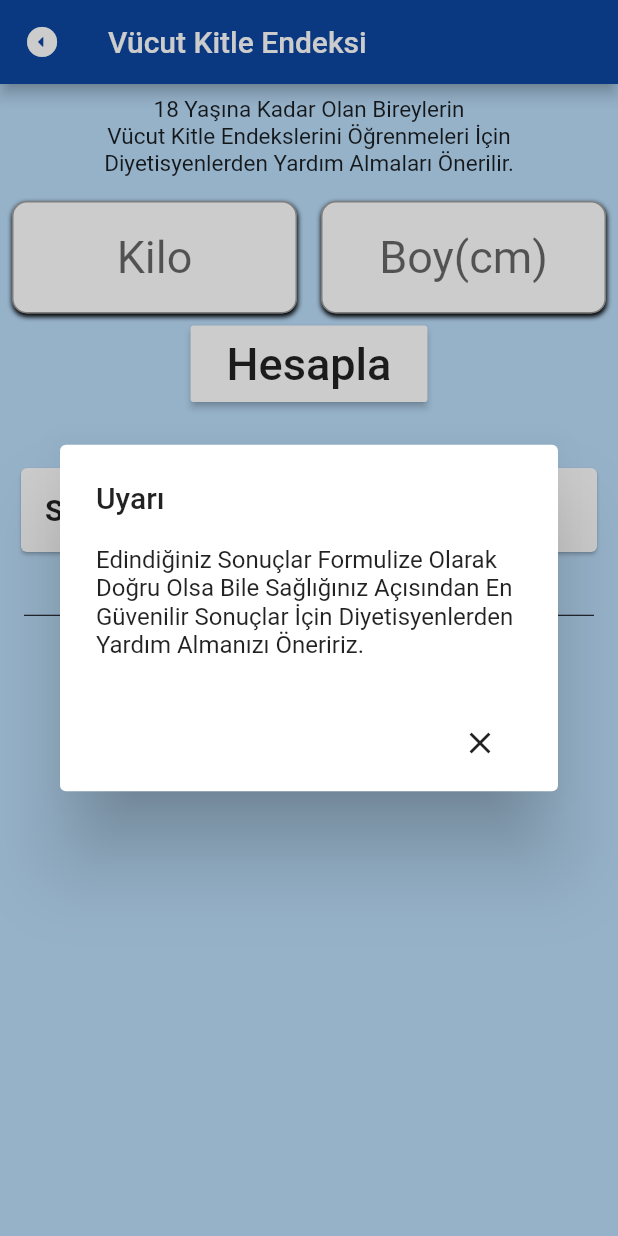
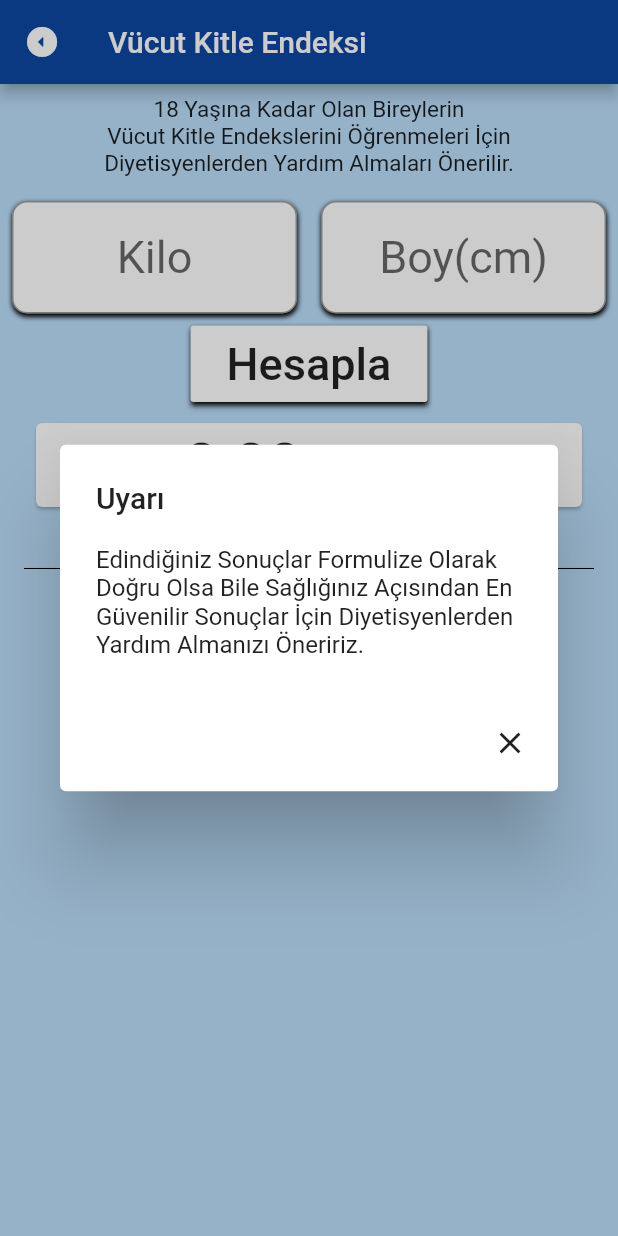
Before and after one commit to batuhansavas-yilmaz/topluhesaplayici, a Flutter app: the KitleEndeksi screen opened directly, after a tap on "Hesapla", on a phone screen of 412 x 824 dp. Run offline on Flutter 3.47's test engine with Material 2 defaults, Android fonts, the phone set to English and light mode, and no system bars; our stand-ins replace device_preview.

Commit message:
"toplu hesaplayici  "

```diff
--- a/lib/endeksYorum.dart
+++ b/lib/endeksYorum.dart
@@ -8,7 +8,7 @@ class Yorum{
       KitleEndeksiState.sonucMetin =
       "Zayıfsınız. Biraz kilo almanızda fayda var, ama tabiki de sağlıklı bir şekilde.";
     } else if (KitleEndeksiState.sonuc < 24.99) {
-      KitleEndeksiState.sonucMetin = "Kilonuz normal. Yediklerinize dikkat etmeyi ihmal etmeyin lütfen. ";
+      KitleEndeksiState.sonucMetin = "Kilonuz normal. Fakat yine de yediklerinize dikkat etmeyi ihmal etmeyin lütfen. ";
     } else if (KitleEndeksiState.sonuc < 29.99) {
       KitleEndeksiState.sonucMetin = "Fazla kilolarınızdan kurtulmanız gerekli.";
     } else if (KitleEndeksiState.sonuc < 34.99) {
@@ -16,7 +16,7 @@ class Yorum{
       "Birinci derecede obezsiniz. Yediğinize dikkat edip bir diyetisyene başvurmanız gerekli.";
     } else if (KitleEndeksiState.sonuc < 44.99) {
       KitleEndeksiState.sonucMetin =
-      "İkinci derecede obezsiniz. Kalp ve damar hastalıkları riskiniz var. Bir diyetisyene başvurmanız gerekli";
+      "İkinci derecede obezsiniz. Kalp ve damar hastalıkları riskiniz var. Bir diyetisyene başvurmanız gerekli.";
     }else {
       KitleEndeksiState.sonucMetin =
       "Üçüncü derecede obezsiniz. Bu da morbid obezite demek. Acil olarak bir diyetisyene başvurmanız gerekli.";
--- a/lib/kdvHesaplayicisi.dart
+++ b/lib/kdvHesaplayicisi.dart
@@ -32,7 +32,7 @@ class KdvHesaplayicisiState extends State<KdvHesaplayicisi> {
           alignment: FractionalOffset.center,
           transform: Matrix4.rotationZ(-80.10),
           child: Container(
-            child: IconButton(
+            child: IconButton(tooltip: "Geri",
                 icon: Icon(Icons.arrow_drop_down_circle_rounded),
                 onPressed: () {
                   Navigator.pop(context);
--- a/lib/vucutKitleEndeksi.dart
+++ b/lib/vucutKitleEndeksi.dart
@@ -25,7 +25,7 @@ class KitleEndeksiState extends State<KitleEndeksi> {
           alignment: FractionalOffset.center,
           transform: Matrix4.rotationZ(-80.10),
           child: Container(
-            child: IconButton(
+            child: IconButton(tooltip: "Geri",
                 icon: Icon(Icons.arrow_drop_down_circle_rounded),
                 onPressed: () {
                   Navigator.pop(context);
@@ -114,6 +114,9 @@ class KitleEndeksiState extends State<KitleEndeksi> {
               ),
               Padding(
                 padding: const EdgeInsets.symmetric(horizontal: 10),
+                child: Container(decoration: BoxDecoration(boxShadow: [
+                  BoxShadow(offset: Offset(0.50, 1.85), blurRadius: 2)
+                ],),
                   child: RaisedButton(
                     color: Colors.white,
                     child: Padding(
@@ -132,11 +135,7 @@ class KitleEndeksiState extends State<KitleEndeksi> {
                                     content: Text(
                                         "Edindiğiniz Sonuçlar Formulize Olarak Doğru Olsa Bile Sağlığınız Açısından En Güvenilir Sonuçlar İçin Diyetisyenlerden Yardım Almanızı Öneririz."),
                                     actions: [
-                                    FlatButton(
-                                        onPressed: () {
-                                          Navigator.pop(context);
-                                        },
-                                        child: Icon(Icons.close))
+                                      IconButton(tooltip: "Kapat",icon: Icon(Icons.close),onPressed: (){Navigator.pop(context);},)
                                     ]));
                         kG = double.parse(kg.text);
                         boY = double.parse(boy.text);
@@ -146,13 +145,12 @@ class KitleEndeksiState extends State<KitleEndeksi> {
                     },
                   ),
                 ),
+              ),
             ],
           ),
-          SizedBox(
-            height: 40,
-          ),
+
           Padding(
-            padding: const EdgeInsets.symmetric(horizontal: 10),
+            padding: const EdgeInsets.only(left: 20,right:20,top:10),
             child: Card(
               child: ListTile(
                 leading: Text(
@@ -179,7 +177,7 @@ class KitleEndeksiState extends State<KitleEndeksi> {
               children: [Divider(color: Colors.black,),
                 Text(
                   sonucMetin,
-                  style: TextStyle(fontSize: 13, color: Colors.black),
+                  style: TextStyle(fontSize: 15.58, color: Colors.black),
                 ),
               ],
             ),
```
Also changed, not shown: lib/main.dart (+17 -1 lines). Lines whose indentation alone changed are shown as unchanged.
